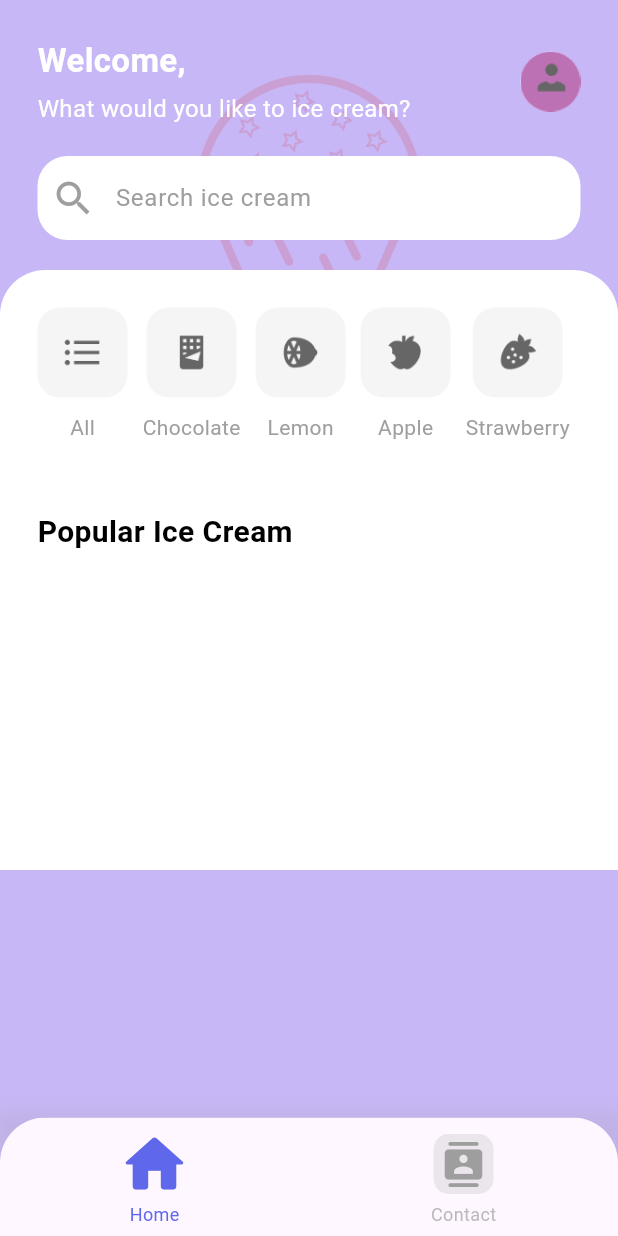
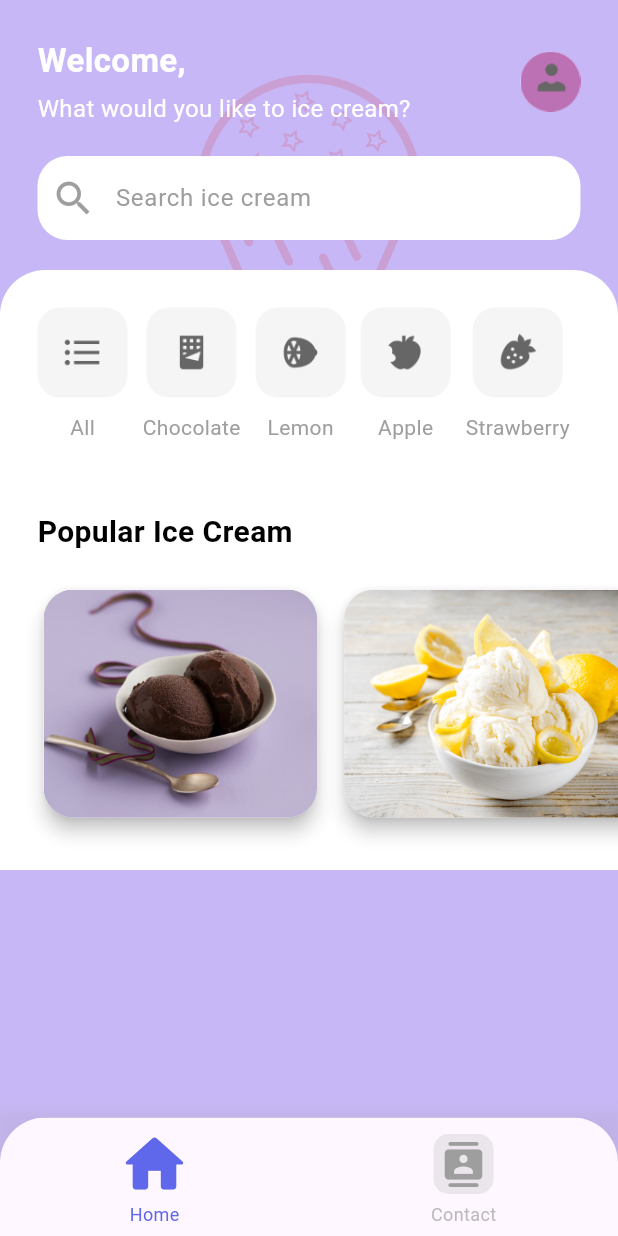
Before and after one commit to RomainDoyen/ice_creams, a Flutter app: the screen it shows after launch, on a phone screen of 412 x 824 dp. Run offline on Flutter 3.47's test engine with Material 3 defaults, Android fonts, the phone set to English and light mode, and no system bars.

Commit message:
feat(models/icecream.dart): Creation of an IceCream data model and a popular.dart widget to display popular ice creams

```diff
--- /dev/null
+++ b/lib/models/icecream.dart
@@ -0,0 +1,94 @@
+class IceCream {
+  String name;
+  String bgImageUrl;
+  String icon;
+  String type;
+  List<String> imageUrl;
+  double price;
+  num rating;
+  num review;
+  num command;
+  String description;
+
+  IceCream(
+    this.name,
+    this.bgImageUrl,
+    this.icon,
+    this.type,
+    this.imageUrl,
+    this.price,
+    this.rating,
+    this.review,
+    this.command,
+    this.description,
+  );
+
+  static List<IceCream> icecreams() {
+    return [
+      IceCream(
+          'Chocolate Ice Cream',
+          'assets/images/chocolat.jpg',
+          'assets/icons/chocolate.png',
+          'Chocolate',
+          [
+            'assets/images/chocolate.jpg',
+            'assets/images/chocolate.jpg',
+            'assets/images/chocolate.jpg',
+          ],
+          9.23,
+          4.2,
+          226,
+          148,
+          'Chocolate ice cream is a rich, creamy, and decadent dessert made with cocoa powder, sugar, milk, and cream. It is a classic flavor that is loved by many people all over the world. Chocolate ice cream is perfect for any occasion, whether it is a birthday party, a family gathering, or just a simple treat after dinner. It is a versatile flavor that can be enjoyed on its own or paired with other desserts like brownies, cookies, or cake. Chocolate ice cream is a delicious and indulgent treat that is sure to satisfy your sweet tooth.'
+      ),
+      IceCream(
+          'Lemon Ice Cream',
+          'assets/images/citron.png',
+          'assets/icons/citrus.png',
+          'Lemon',
+          [
+            'assets/images/citron.png',
+            'assets/images/citron.png',
+            'assets/images/citron.png',
+          ],
+          8.23,
+          3.2,
+          120,
+          248,
+          'Lemon ice cream is a refreshing and tangy dessert made with fresh lemon juice, sugar, milk, and cream. It is a light and citrusy flavor that is perfect for hot summer days. Lemon ice cream is a great alternative to traditional flavors like chocolate and vanilla, and it is a popular choice for those who enjoy fruity desserts. Lemon ice cream is a versatile flavor that can be enjoyed on its own or paired with other desserts like pie, cake, or cookies. It is a delicious and zesty treat that is sure to brighten up your day.'
+      ),
+      IceCream(
+          'Apple Ice Cream',
+          'assets/images/pomme.jpg',
+          'assets/icons/apple.png',
+          'Apple',
+          [
+            'assets/images/pomme.jpg',
+            'assets/images/pomme.jpg',
+            'assets/images/pomme.jpg',
+          ],
+          7.23,
+          4.5,
+          326,
+          148,
+          'Apple ice cream is a sweet and creamy dessert made with fresh apples, sugar, milk, and cream. It is a delicious and comforting flavor that is perfect for fall and winter. Apple ice cream is a great way to enjoy the flavors of the season in a cool and refreshing treat. It is a versatile flavor that can be enjoyed on its own or paired with other desserts like pie, cake, or crumble. Apple ice cream is a delicious and indulgent treat that is sure to satisfy your sweet tooth.'
+      ),
+      IceCream(
+          'Strawberry Ice Cream',
+          'assets/images/fraise.jpg',
+          'assets/icons/strawberry.png',
+          'Strawberry',
+          [
+            'assets/images/fraise.jpg',
+            'assets/images/fraise.jpg',
+            'assets/images/fraise.jpg',
+          ],
+          6.23,
+          4.8,
+          426,
+          248,
+          'Strawberry ice cream is a sweet and creamy dessert made with fresh strawberries, sugar, milk, and cream. It is a classic flavor that is loved by many people all over the world. Strawberry ice cream is perfect for any occasion, whether it is a birthday party, a family gathering, or just a simple treat after dinner. It is a versatile flavor that can be enjoyed on its own or paired with other desserts like pie, cake, or cookies. Strawberry ice cream is a delicious and indulgent treat that is sure to satisfy your sweet tooth.'
+      ),
+    ];
+  }
+}
--- a/lib/pages/home/widgets/category.dart
+++ b/lib/pages/home/widgets/category.dart
@@ -1,4 +1,5 @@
 import 'package:flutter/material.dart';
+import 'package:ice_creams/pages/home/widgets/popular.dart';
 
 class CategorySection extends StatelessWidget {
   CategorySection({super.key});
@@ -88,6 +89,7 @@ class CategorySection extends StatelessWidget {
               ),
             ),
           ),
+          PopularIceCream(),
         ],
       ),
     );
--- /dev/null
+++ b/lib/pages/home/widgets/popular.dart
@@ -0,0 +1,39 @@
+import 'package:flutter/material.dart';
+import 'package:ice_creams/models/icecream.dart';
+
+class PopularIceCream extends StatelessWidget {
+  PopularIceCream({super.key});
+
+  final List<IceCream> icecreams = IceCream.icecreams();
+
+  @override
+  Widget build(BuildContext context) {
+    return SizedBox(
+      height: 200,
+      child: ListView.separated(
+        scrollDirection: Axis.horizontal,
+        padding: const EdgeInsets.symmetric(horizontal: 25, vertical: 20),
+        itemBuilder: ((context, index) => GestureDetector(
+          onTap: (() => print('on tap')),
+          child: Card(
+            elevation: 5,
+            shape: RoundedRectangleBorder(
+              borderRadius: BorderRadius.circular(20),
+            ),
+            child: Container(
+              child: ClipRRect(
+                borderRadius: BorderRadius.circular(20),
+                child: Hero(
+                  tag: icecreams[index].name,
+                  child: Image.asset(icecreams[index].bgImageUrl),
+                ),
+              ),
+            ),
+          ),
+        )),
+        separatorBuilder: ((context, index) => const SizedBox(width: 10)),
+        itemCount: icecreams.length,
+      ),
+    );
+  }
+}
```
